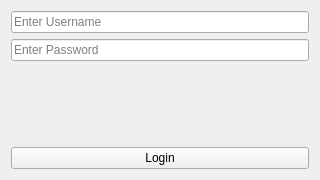
Before: the Qt Designer form frontend/ui/login.ui in Berkay2002/rsa_messenger, drawn with Qt 5.
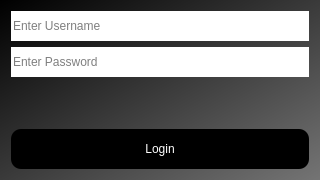
After: the same form once the commit is applied.

The edit to the form file:
```diff
--- a/frontend/ui/login.ui
+++ b/frontend/ui/login.ui
@@ -13,43 +13,66 @@
         <property name="windowTitle">
             <string>Login</string>
         </property>
+  <property name="styleSheet">
+   <string notr="true">background-color: qlineargradient(spread:pad, x1:0, y1:0, x2:1, y2:1, stop:0 rgba(0, 0, 0, 255), stop:1 rgba(116, 116, 116, 255));</string>
+  </property>
         <layout class="QVBoxLayout" name="verticalLayout">
-            <!-- Username Field -->
             <item>
                 <widget class="QLineEdit" name="username_input">
+     <property name="styleSheet">
+      <string notr="true">background-color: rgb(255,255,255);
+min-height: 30px;
+min-width: 100px;
+border: false;</string>
+     </property>
                     <property name="placeholderText">
                         <string>Enter Username</string>
                     </property>
                 </widget>
             </item>
-            
-            <!-- Password Field -->
             <item>
                 <widget class="QLineEdit" name="password_input">
-                    <property name="placeholderText">
-                        <string>Enter Password</string>
+     <property name="styleSheet">
+      <string notr="true">background-color: rgb(255,255,255);
+min-height: 30px;
+min-width: 100px;
+border: false;</string>
                     </property>
                     <property name="echoMode">
                         <enum>QLineEdit::Password</enum>
                     </property>
-                </widget>
-            </item>
-            
-            <!-- Error Label -->
+     <property name="placeholderText">
+      <string>Enter Password</string>
+     </property>
+    </widget>
+   </item>
             <item>
                 <widget class="QLabel" name="error_label">
+     <property name="styleSheet">
+      <string notr="true">color: red;
+background-color: none;</string>
+     </property>
                     <property name="alignment">
                         <set>Qt::AlignCenter</set>
                     </property>
-                    <property name="styleSheet">
-                        <string>color: red;</string>
-                    </property>
-                </widget>
-            </item>
-
-            <!-- Login Button -->
+    </widget>
+   </item>
             <item>
                 <widget class="QPushButton" name="login_button">
+     <property name="styleSheet">
+      <string notr="true">QPushButton {
+    background-color: rgb(0, 0, 0);
+    color: white;
+    border-radius: 10px;
+    padding: 10px 20px;
+    min-width: 100px;
+    min-height: 20px;
+}
+
+QPushButton:hover {
+	background-color: rgb(30, 30, 30);
+}</string>
+     </property>
                     <property name="text">
                         <string>Login</string>
                     </property>
```
Left out of the diff: 2 changed lines with no effect on the pictures. Lines whose indentation alone changed are shown as unchanged.
